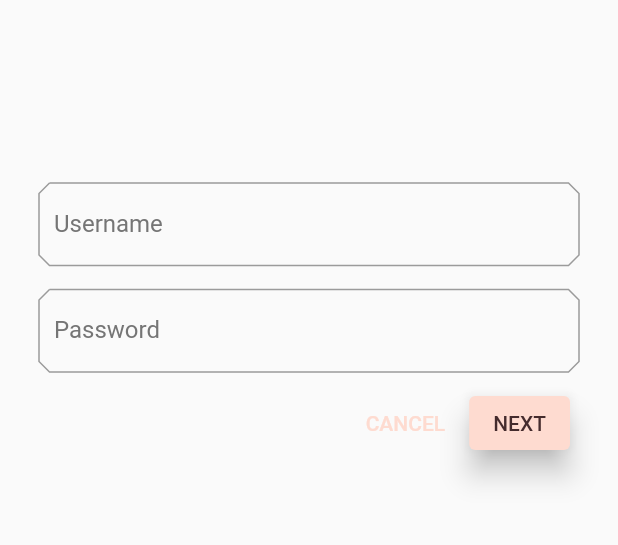
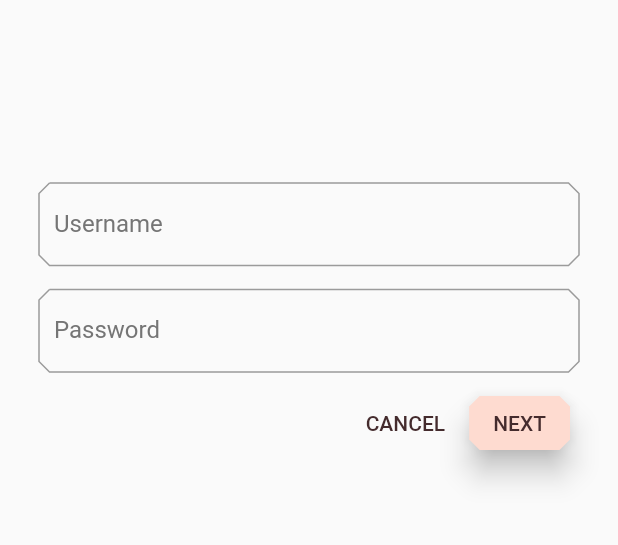
Before and after one commit to Hachaniwassim/MDC-103-Flutter-Material-Theming-with-Color-Shape-Elevation-and-Type, a Flutter app: the screen it shows after launch, on a phone screen of 412 x 824 dp, the part 237-782 px from its top. Run offline on Flutter 3.47's test engine with Material 2 defaults, Android fonts, the phone set to English and light mode, and no system bars.

Commit message:
Change button shapes on the login screen

```diff
--- a/mdc_100_series/lib/login.dart
+++ b/mdc_100_series/lib/login.dart
@@ -90,6 +90,16 @@ class _LoginPageState extends State<LoginPage> {
                 // TODO: Add a beveled rectangular border to CANCEL (103)
                 TextButton(
                   child: const Text('CANCEL'),
+                    style: ButtonStyle(
+                  foregroundColor: MaterialStateProperty.all(
+                    Theme.of(context).colorScheme.secondary,
+                  ),
+                  shape: MaterialStateProperty.all(
+                    const BeveledRectangleBorder(
+                      borderRadius: BorderRadius.all(Radius.circular(7.0)),
+                    ),
+                  ),
+                ),
                   onPressed: () {
                     _usernameController.clear();
                     _passwordController.clear();
@@ -102,6 +112,11 @@ class _LoginPageState extends State<LoginPage> {
                 // New code
                 style: ButtonStyle(
                   elevation: MaterialStateProperty.all(8.0),
+                  shape: MaterialStateProperty.all(
+                    const BeveledRectangleBorder(
+                      borderRadius: BorderRadius.all(Radius.circular(7.0)),
+                    ),
+                  ),
                 ),
                   onPressed: () {
                     Navigator.pop(context);
```
